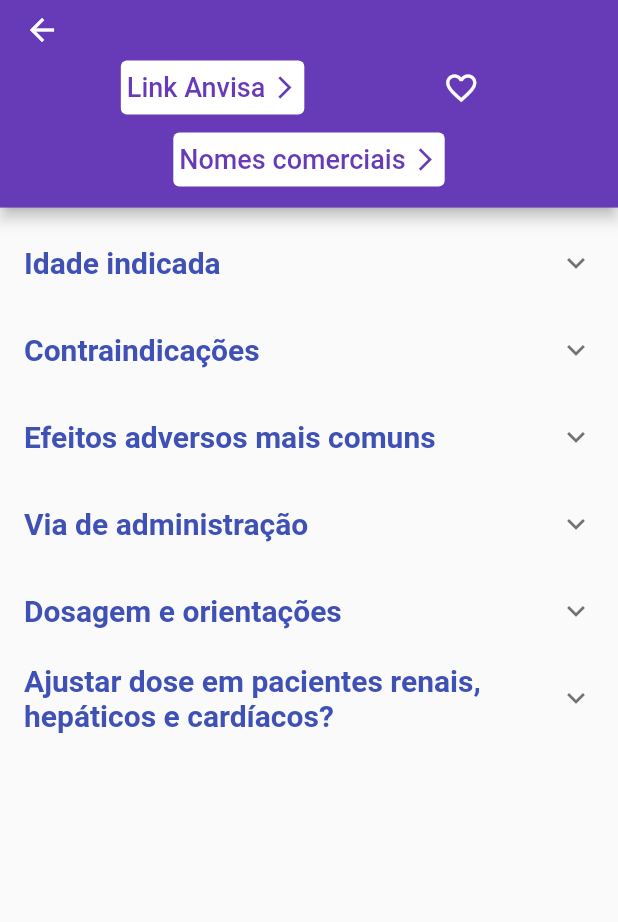
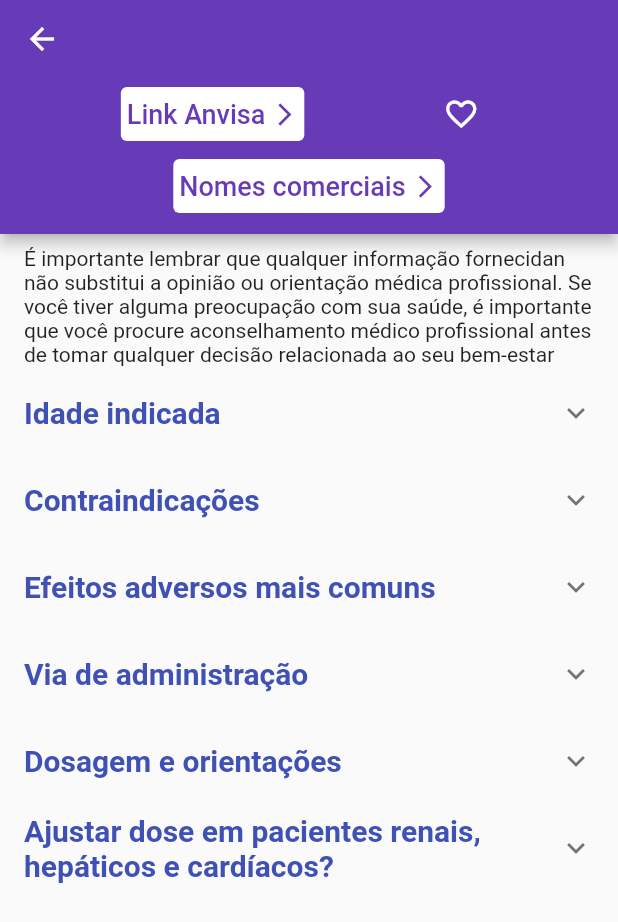
Before and after one commit to anselmoparente/Farmacoped, a Flutter app: the MedicationPage screen opened directly with empty values, on a phone screen of 412 x 824 dp. Shown: the top 922 px of the screen. Run offline on Flutter 3.47's test engine with Material 2 defaults, Android fonts, the phone set to English and light mode, and no system bars; drawn by our look-alikes of auto_size_text; our stand-ins replace cloud_firestore, firebase_core, flutter_svg, get, get_storage, google_mobile_ads and 1 more; accounts and stored records are empty.

Commit message:
Update use medication warning and fix ui of medication page

```diff
--- a/lib/translations/es/es_translations.dart
+++ b/lib/translations/es/es_translations.dart
@@ -35,5 +35,6 @@ final Map<String, String> es = {
   'warnings': '¡Atención Alergias y Diabéticos!',
   'analgesic': 'Analgésico',
   'informations': 'Información',
-  'empty_content': '¡No se puede cargar el contenido, por favor compruebe su conexión!'
+  'empty_content': '¡No se puede cargar el contenido, por favor compruebe su conexión!',
+  'medication_warning': 'Es importante recordar que cualquier información proporcionada no reemplaza la opinión u orientación médica profesional. Si tiene alguna preocupación acerca de su salud, es importante que busque asesoramiento médico profesional antes de tomar cualquier decisión relacionada con su bienestar.',
 };
--- a/lib/translations/pt/pt_translations.dart
+++ b/lib/translations/pt/pt_translations.dart
@@ -34,5 +34,6 @@ final Map<String, String> pt = {
   'warnings': 'Atenção alérgicos e diabéticos!',
   'analgesic': 'Analgésico',
   'informations': 'Informações',
-  'empty_content': 'Não foi possível carregar o conteúdo, verifique a sua conexão!'
+  'empty_content': 'Não foi possível carregar o conteúdo, verifique a sua conexão!',
+  'medication_warning': 'É importante lembrar que qualquer informação fornecidan não substitui a opinião ou orientação médica profissional. Se você tiver alguma preocupação com sua saúde, é importante que você procure aconselhamento médico profissional antes de tomar qualquer decisão relacionada ao seu bem-estar',
 };
--- a/lib/ui/medication_page/medication_page.dart
+++ b/lib/ui/medication_page/medication_page.dart
@@ -1,3 +1,4 @@
+import 'package:auto_size_text/auto_size_text.dart';
 import 'package:farmacoped/controllers/main_controller.dart';
 import 'package:farmacoped/routes/app_pages.dart';
 import 'package:farmacoped/ui/medication_page/widgets/medication_expansion_tile.dart';
@@ -21,7 +22,7 @@ class MedicationPage extends StatelessWidget {
         title: Text(Get.arguments.name),
         backgroundColor: Colors.deepPurple,
         bottom: PreferredSize(
-          preferredSize: Size.fromHeight(Get.height * 0.1),
+          preferredSize: Size.fromHeight(100),
           child: Column(
             crossAxisAlignment: CrossAxisAlignment.center,
             children: [
@@ -150,6 +151,14 @@ class MedicationPage extends StatelessWidget {
           child: Column(
             crossAxisAlignment: CrossAxisAlignment.center,
             children: [
+              Container(
+                width: Get.width,
+                height: Get.height * 0.1,
+                child: Padding(
+                  padding: const EdgeInsets.symmetric(horizontal: 16.0),
+                  child: AutoSizeText('medication_warning'.tr),
+                ),
+              ),
               MedicationExpansionTile(
                 title: 'indicated_age'.tr,
                 content: Get.arguments.indicatedAge,
```
